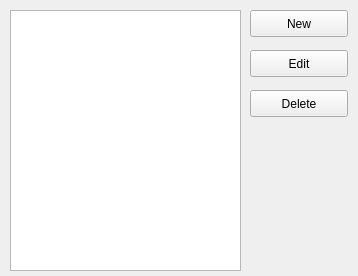
Before: the Qt Designer form IDE/GUI/dialogs/projectcfg/projectcfg_comppaths.ui in AbyssAbbeba/MDS-picoblaze-AVR-ide, drawn with Qt 5.
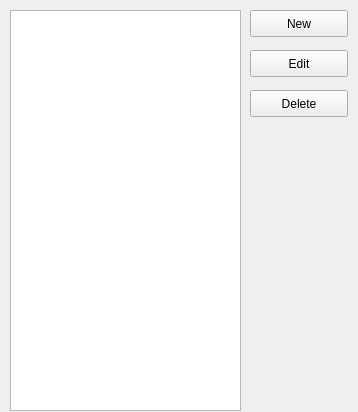
After: the same form once the commit is applied.

What changed in the file:
```diff
--- a/IDE/GUI/dialogs/projectcfg/projectcfg_comppaths.ui
+++ b/IDE/GUI/dialogs/projectcfg/projectcfg_comppaths.ui
@@ -7,7 +7,7 @@
     <x>0</x>
     <y>0</y>
     <width>358</width>
-    <height>276</height>
+    <height>412</height>
    </rect>
   </property>
   <property name="windowTitle">
@@ -19,7 +19,7 @@
      <x>10</x>
      <y>10</y>
      <width>231</width>
-     <height>261</height>
+     <height>401</height>
     </rect>
    </property>
   </widget>
```
